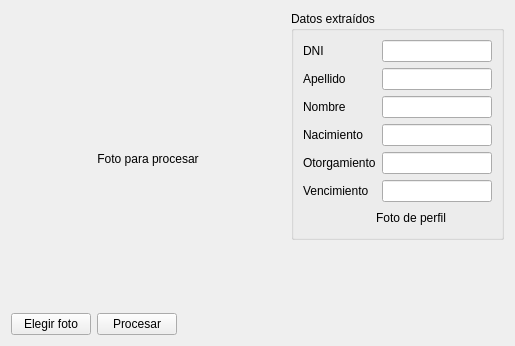
The window that DatosSeguros/primeraentrega.ui (cosimani/DatosSeguros) describes before a commit, drawn with Qt 5.
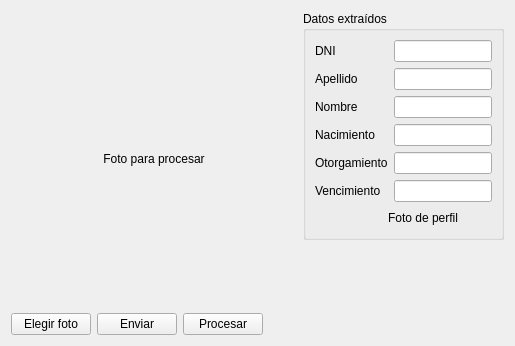
The same window after the commit. Custom widgets are drawn as their Qt base class.

```diff
--- a/DatosSeguros/primeraentrega.ui
+++ b/DatosSeguros/primeraentrega.ui
@@ -14,7 +14,7 @@
    <string>Form</string>
   </property>
   <layout class="QGridLayout" name="gridLayout_2">
-   <item row="0" column="4" rowspan="3">
+   <item row="0" column="5" rowspan="3">
     <layout class="QVBoxLayout" name="verticalLayout">
      <item>
       <widget class="QGroupBox" name="gbInfo">
@@ -152,14 +152,14 @@
      </property>
     </widget>
    </item>
-   <item row="2" column="1" colspan="2">
+   <item row="2" column="2" colspan="2">
     <widget class="QPushButton" name="pbProcesar">
      <property name="text">
       <string>Procesar</string>
      </property>
     </widget>
    </item>
-   <item row="2" column="3">
+   <item row="2" column="4">
     <spacer name="horizontalSpacer_3">
      <property name="orientation">
       <enum>Qt::Horizontal</enum>
@@ -172,7 +172,7 @@
      </property>
     </spacer>
    </item>
-   <item row="0" column="0" rowspan="2" colspan="4">
+   <item row="0" column="0" rowspan="2" colspan="5">
     <widget class="Visor" name="visor">
      <property name="text">
       <string>Foto para procesar</string>
@@ -191,6 +191,13 @@
      </property>
     </widget>
    </item>
+   <item row="2" column="1">
+    <widget class="QPushButton" name="pbEnviar">
+     <property name="text">
+      <string>Enviar</string>
+     </property>
+    </widget>
+   </item>
   </layout>
  </widget>
  <customwidgets>
```
